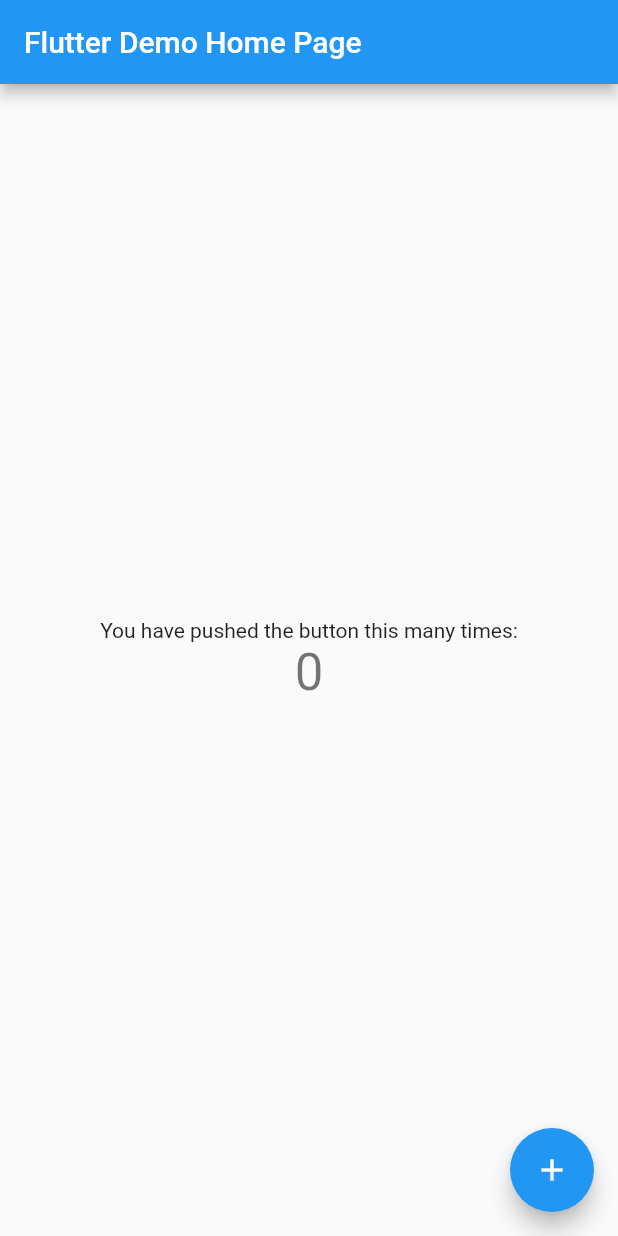
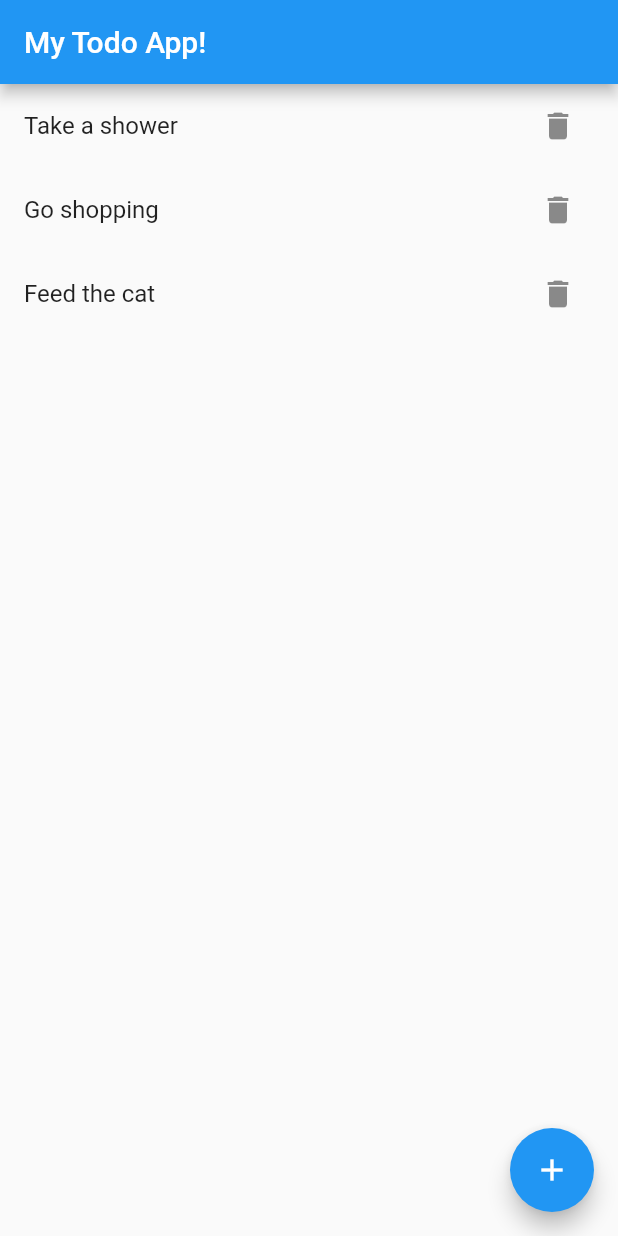
Before and after one commit to beardandbulldog/flutter_todo, a Flutter app: the screen it shows after launch, on a phone screen of 412 x 824 dp. Run offline on Flutter 3.47's test engine with Material 2 defaults, Android fonts, the phone set to English and light mode, and no system bars.

Commit message:
implemented todo list

```diff
--- a/lib/main.dart
+++ b/lib/main.dart
@@ -1,109 +1,96 @@
 import 'package:flutter/material.dart';
+import 'package:todo/models/item.dart';
 
 void main() => runApp(new MyApp());
 
 class MyApp extends StatelessWidget {
-  // This widget is the root of your application.
   @override
   Widget build(BuildContext context) {
     return new MaterialApp(
-      title: 'Flutter Demo',
-      theme: new ThemeData(
-        // This is the theme of your application.
-        //
-        // Try running your application with "flutter run". You'll see the
-        // application has a blue toolbar. Then, without quitting the app, try
-        // changing the primarySwatch below to Colors.green and then invoke
-        // "hot reload" (press "r" in the console where you ran "flutter run",
-        // or press Run > Flutter Hot Reload in IntelliJ). Notice that the
-        // counter didn't reset back to zero; the application is not restarted.
-        primarySwatch: Colors.blue,
-      ),
-      home: new MyHomePage(title: 'Flutter Demo Home Page'),
+      title: 'My Todo App!',
+      home: new HomePage(),
     );
   }
 }
 
-class MyHomePage extends StatefulWidget {
-  MyHomePage({Key key, this.title}) : super(key: key);
-
-  // This widget is the home page of your application. It is stateful, meaning
-  // that it has a State object (defined below) that contains fields that affect
-  // how it looks.
-
-  // This class is the configuration for the state. It holds the values (in this
-  // case the title) provided by the parent (in this case the App widget) and
-  // used by the build method of the State. Fields in a Widget subclass are
-  // always marked "final".
-
-  final String title;
-
+class HomePage extends StatefulWidget {
   @override
-  _MyHomePageState createState() => new _MyHomePageState();
+  _HomePageState createState() => _HomePageState();
 }
 
-class _MyHomePageState extends State<MyHomePage> {
-  int _counter = 0;
+class _HomePageState extends State<HomePage> {
+  final GlobalKey<ScaffoldState> _scaffoldKey = new GlobalKey<ScaffoldState>();
 
-  void _incrementCounter() {
-    setState(() {
-      // This call to setState tells the Flutter framework that something has
-      // changed in this State, which causes it to rerun the build method below
-      // so that the display can reflect the updated values. If we changed
-      // _counter without calling setState(), then the build method would not be
-      // called again, and so nothing would appear to happen.
-      _counter++;
+  final TextEditingController _textEditingController =
+      new TextEditingController();
+
+  List<Item> items = [
+    Item('Take a shower'),
+    Item('Go shopping'),
+    Item('Feed the cat'),
+  ];
+
+  _onAddItemPressed() {
+    _scaffoldKey.currentState.showBottomSheet<Null>((BuildContext context) {
+      return new Container(
+        decoration: new BoxDecoration(
+          color: Theme.of(context).secondaryHeaderColor
+        ),
+        child: new Padding(
+            padding: const EdgeInsets.fromLTRB(32.0, 50.0, 32.0, 32.0),
+            child: new TextField(
+              controller: _textEditingController,
+              decoration: InputDecoration(
+                hintText: 'Please enter a search term',
+              ),
+              onSubmitted: _onSubmit,
+            )),
+      );
     });
+  }
+
+  _onSubmit(String s) {
+    items.add(Item(s));
+    _textEditingController.clear();
+    setState(() {});
+  }
+
+  _onDeleteItem(item) {
+    items.removeAt(item);
+    setState(() {});
   }
 
   @override
   Widget build(BuildContext context) {
-    // This method is rerun every time setState is called, for instance as done
-    // by the _incrementCounter method above.
-    //
-    // The Flutter framework has been optimized to make rerunning build methods
-    // fast, so that you can just rebuild anything that needs updating rather
-    // than having to individually change instances of widgets.
-    return new Scaffold(
-      appBar: new AppBar(
-        // Here we take the value from the MyHomePage object that was created by
-        // the App.build method, and use it to set our appbar title.
-        title: new Text(widget.title),
-      ),
-      body: new Center(
-        // Center is a layout widget. It takes a single child and positions it
-        // in the middle of the parent.
-        child: new Column(
-          // Column is also layout widget. It takes a list of children and
-          // arranges them vertically. By default, it sizes itself to fit its
-          // children horizontally, and tries to be as tall as its parent.
-          //
-          // Invoke "debug paint" (press "p" in the console where you ran
-          // "flutter run", or select "Toggle Debug Paint" from the Flutter tool
-          // window in IntelliJ) to see the wireframe for each widget.
-          //
-          // Column has various properties to control how it sizes itself and
-          // how it positions its children. Here we use mainAxisAlignment to
-          // center the children vertically; the main axis here is the vertical
-          // axis because Columns are vertical (the cross axis would be
-          // horizontal).
-          mainAxisAlignment: MainAxisAlignment.center,
-          children: <Widget>[
-            new Text(
-              'You have pushed the button this many times:',
-            ),
-            new Text(
-              '$_counter',
-              style: Theme.of(context).textTheme.display1,
-            ),
-          ],
-        ),
-      ),
-      floatingActionButton: new FloatingActionButton(
-        onPressed: _incrementCounter,
-        tooltip: 'Increment',
-        child: new Icon(Icons.add),
-      ), // This trailing comma makes auto-formatting nicer for build methods.
-    );
+    return new MaterialApp(
+        title: 'Flutter Demo',
+        home: new Scaffold(
+          key: _scaffoldKey,
+          appBar: new AppBar(
+            title: new Text('My Todo App!'),
+          ),
+          body: new Container(
+              child: new ListView.builder(
+            itemCount: items.length,
+            itemBuilder: (context, index) {
+              return ListTile(
+                title: Text(
+                  '${items[index].title}',
+                ),
+                trailing: new IconButton(
+                  icon: new Icon(Icons.delete),
+                  onPressed: () {
+                    _onDeleteItem(index);
+                  },
+                ),
+              );
+            },
+          )),
+          floatingActionButton: new FloatingActionButton(
+            onPressed: _onAddItemPressed,
+            tooltip: 'Increment',
+            child: new Icon(Icons.add),
+          ),
+        ));
   }
 }
```
